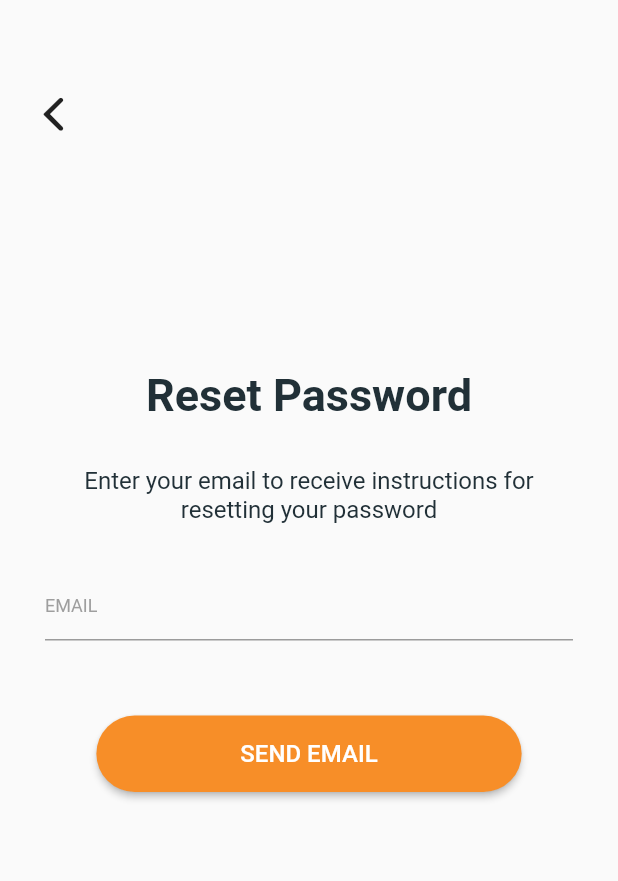
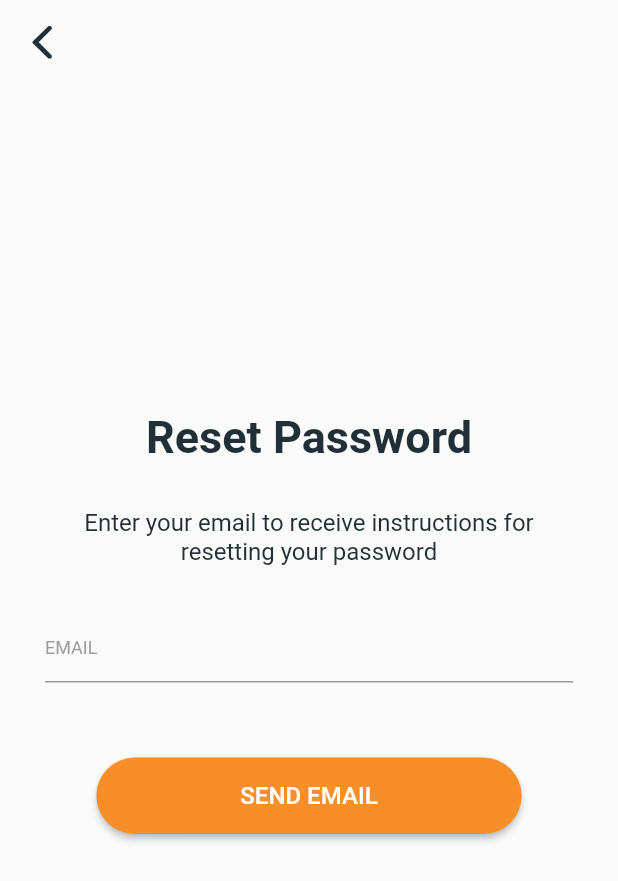
Before and after one commit to Team-APPetite/FoodStack, a Flutter app: the screen it shows after launch, after a tap on "Forgot Password?", on a phone screen of 412 x 824 dp. Shown: the top 881 px of the screen. Run offline on Flutter 3.47's test engine with Material 2 defaults, Android fonts, the phone set to English and light mode, and no system bars; our stand-ins replace firebase_auth, firebase_core, fluttertoast, google_maps_flutter; accounts and stored records are empty; network calls fail; Roboto replaces fonts that are missing (Avenir).

Commit message:
Add consistent headers to all screens

```diff
--- a/lib/src/screens/login.dart
+++ b/lib/src/screens/login.dart
@@ -5,7 +5,7 @@ import 'package:foodstack/src/themeColors.dart';
 import 'package:firebase_auth/firebase_auth.dart';
 import 'package:foodstack/src/screens/home.dart';
 import 'package:fluttertoast/fluttertoast.dart';
-import 'package:foodstack/src/widgets/back.dart';
+import 'package:foodstack/src/widgets/header.dart';
 
 class LoginScreen extends StatefulWidget {
   @override
@@ -19,8 +19,9 @@ class _LoginScreenState extends State<LoginScreen> {
   @override
   Widget build(BuildContext context) {
     return Scaffold(
+      resizeToAvoidBottomInset: false,
       body: Padding(
-        padding: const EdgeInsets.symmetric(vertical: 120.0, horizontal: 30.0),
+        padding: const EdgeInsets.all(30.0),
         child:
             Column(mainAxisAlignment: MainAxisAlignment.spaceEvenly, children: [
           header(),
--- a/lib/src/screens/reset.dart
+++ b/lib/src/screens/reset.dart
@@ -3,7 +3,7 @@ import 'package:flutter/material.dart';
 import 'package:firebase_auth/firebase_auth.dart';
 import 'package:foodstack/src/themeColors.dart';
 import 'package:fluttertoast/fluttertoast.dart';
-import 'package:foodstack/src/widgets/back.dart';
+import 'package:foodstack/src/widgets/header.dart';
 
 class ResetScreen extends StatefulWidget {
   @override
@@ -17,18 +17,15 @@ class _ResetScreenState extends State<ResetScreen> {
   @override
   Widget build(BuildContext context) {
     return Scaffold(
-      body: Stack(
-        children: [
-          Padding(
-            padding: const EdgeInsets.symmetric(vertical: 120.0, horizontal: 30.0),
-            child: Column(mainAxisAlignment: MainAxisAlignment.center, children: [
-              header(),
-              instructions(),
-              resetForm(),
-            ]),
-          ),
-          BackArrow()
-        ],
+      appBar: Header.getAppBar(),
+      resizeToAvoidBottomInset: false,
+      body: Padding(
+        padding: const EdgeInsets.symmetric(horizontal: 30.0),
+        child: Column(mainAxisAlignment: MainAxisAlignment.center, children: [
+          header(),
+          instructions(),
+          resetForm(),
+        ]),
       ),
     );
   }
--- a/lib/src/screens/track.dart
+++ b/lib/src/screens/track.dart
@@ -1,6 +1,6 @@
 import 'package:flutter/cupertino.dart';
 import 'package:flutter/material.dart';
-import 'package:foodstack/src/widgets/back.dart';
+import 'package:foodstack/src/widgets/header.dart';
 import 'home.dart';
 import 'profile.dart';
 import 'package:foodstack/src/themeColors.dart';
@@ -14,7 +14,8 @@ class _TrackScreenState extends State<TrackScreen> {
   @override
   Widget build(BuildContext context) {
     return Scaffold(
-      body: Stack(children: [Center(child: Text('Coming Soon')), BackArrow()]),
+      appBar: Header.getAppBar(),
+      body: Center(child: Text('Coming Soon')),
       bottomNavigationBar: BottomNavigationBar(
         items: const <BottomNavigationBarItem>[
           BottomNavigationBarItem(
--- a/lib/src/widgets/back.dart
+++ /dev/null
@@ -1,22 +0,0 @@
-import 'package:flutter/cupertino.dart';
-import 'package:flutter/material.dart';
-
-class BackArrow extends StatefulWidget {
-  @override
-  _BackArrowState createState() => _BackArrowState();
-}
-
-class _BackArrowState extends State<BackArrow> {
-  @override
-  Widget build(BuildContext context) {
-    return Padding(
-      padding: const EdgeInsets.symmetric(horizontal: 10.0, vertical: 50.0),
-      child: IconButton(
-          icon: Icon(CupertinoIcons.back),
-          iconSize: 35.0,
-          onPressed: () {
-            Navigator.pop(context);
-          }),
-    );
-  }
-}
--- /dev/null
+++ b/lib/src/widgets/header.dart
@@ -0,0 +1,40 @@
+import 'package:flutter/material.dart';
+import 'package:flutter/cupertino.dart';
+import 'package:foodstack/src/themeColors.dart';
+
+class Header {
+  static getAppBar({String title = ''}) {
+    return AppBar(
+      title: Text(
+        title,
+        style: TextStyle(
+          color: ThemeColors.dark,
+          fontWeight: FontWeight.bold,
+          fontFamily: 'Avenir',
+          fontSize: 24.0,
+        ),
+      ),
+      leading: BackArrow(),
+      elevation: 0,
+      backgroundColor: Colors.transparent,
+    );
+  }
+}
+
+class BackArrow extends StatefulWidget {
+  @override
+  _BackArrowState createState() => _BackArrowState();
+}
+
+class _BackArrowState extends State<BackArrow> {
+  @override
+  Widget build(BuildContext context) {
+    return IconButton(
+        icon: Icon(CupertinoIcons.back),
+        iconSize: 35.0,
+        color: ThemeColors.dark,
+        onPressed: () {
+          Navigator.pop(context);
+        });
+  }
+}
```
Also changed, not shown: lib/src/screens/address.dart (+21 -7 lines), lib/src/screens/home.dart (+14 -19 lines), lib/src/screens/profile.dart (+3 -5 lines), lib/src/screens/signup.dart (+10 -19 lines), lib/src/screens/verify.dart (+5 -9 lines), lib/services/geolocator.dart (added).
